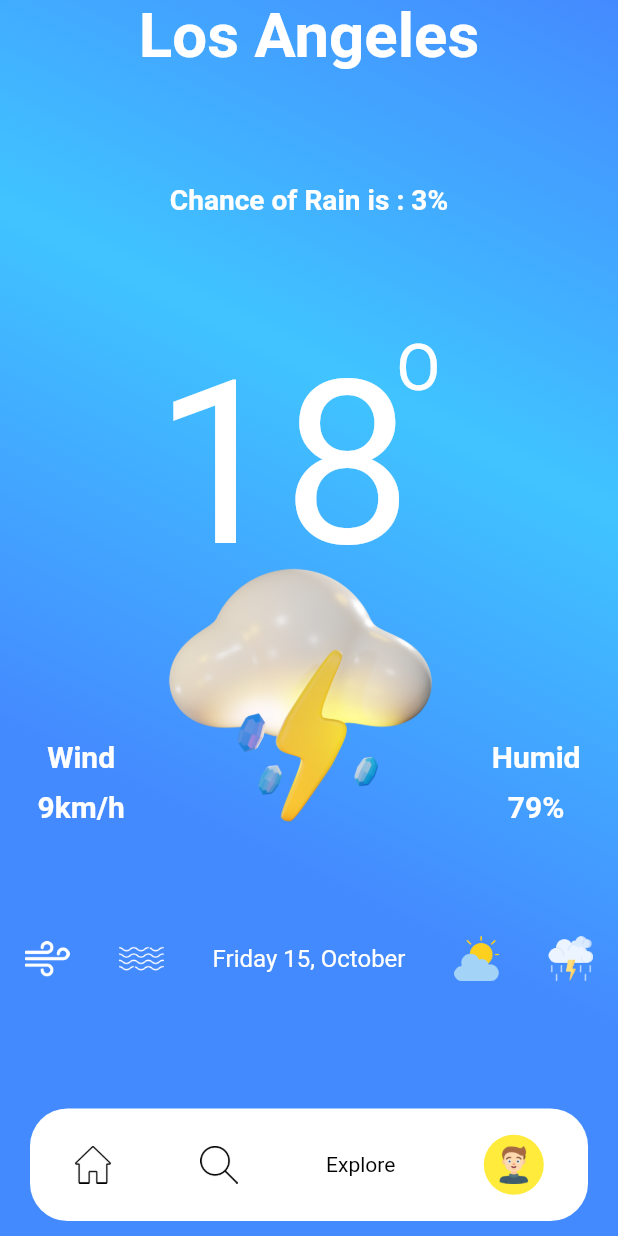
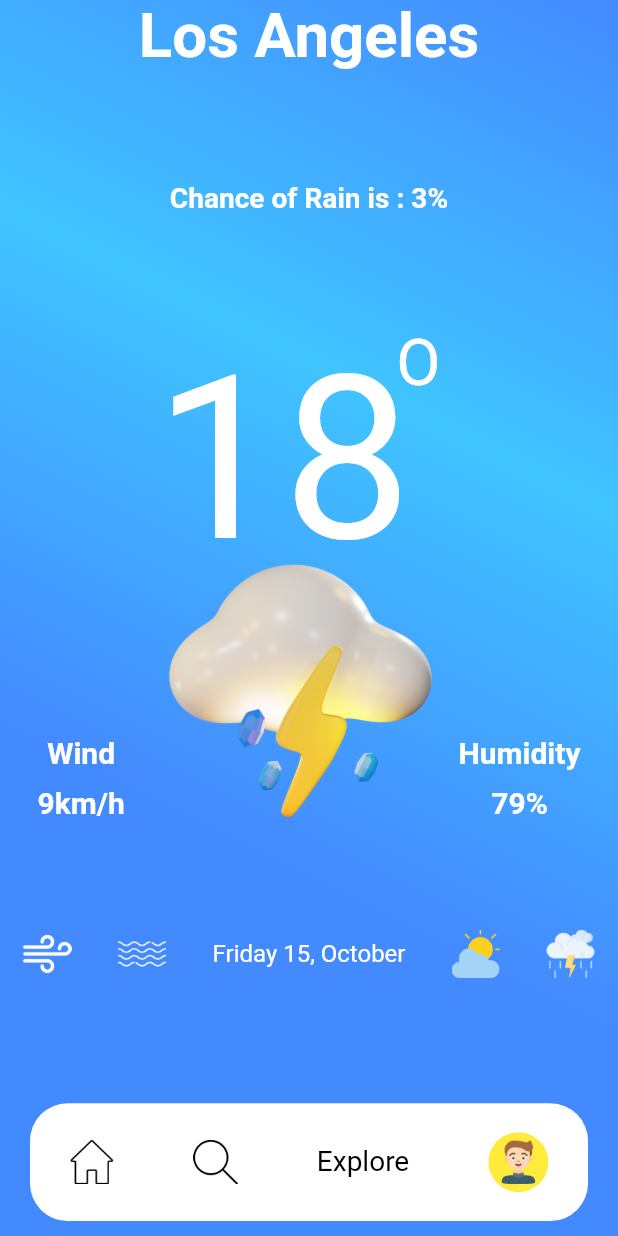
Before and after one commit to preetamvarun/weather-app, a Flutter app: the screen it shows after launch, on a phone screen of 412 x 824 dp. Run offline on Flutter 3.47's test engine with Material 2 defaults, Android fonts, the phone set to English and light mode, and no system bars.

Commit message:
make explore screen responsive(Graph section is not yet added)

```diff
--- a/lib/screens/ExploreScreen/explore-screen.dart
+++ b/lib/screens/ExploreScreen/explore-screen.dart
@@ -83,7 +83,7 @@ class Screen1 extends StatelessWidget {
                         bottom: 0,
                         child: Padding(
                           padding: const EdgeInsets.only(right: 25.0),
-                          child: WindHumidColumn(text: "Humid", measure: "79%",)
+                          child: WindHumidColumn(text: "Humidity", measure: "79%",)
                         ),
                       ),
                     ],
@@ -95,13 +95,13 @@ class Screen1 extends StatelessWidget {
                 children: [
                   Image(
                     image: AssetImage('images/wind.png'),
-                    height : 30.0,
+                    height : deviceHeight/25.5,
                     color: Colors.white,
                   ),
                   Image(
                     image: AssetImage('images/waves.png'),
                     color: Colors.white,
-                    height : 30.0,
+                    height : deviceHeight/25.5,
                   ),
                   Text(
                     "Friday 15, October",
@@ -112,11 +112,11 @@ class Screen1 extends StatelessWidget {
                   ),
                   Image(
                     image: AssetImage('images/cloudy.png'),
-                    height : 30.0,
+                    height : deviceHeight/25.5,
                   ),
                   Image(
                     image: AssetImage('images/storm.png'),
-                    height : 30.0,
+                    height : deviceHeight/25.5,
                   ),
                 ],
               ),
@@ -127,31 +127,34 @@ class Screen1 extends StatelessWidget {
                     color: Colors.white,
                     borderRadius: BorderRadius.circular(25.0),
                   ),
-                  height: 75.0,
-                  child: Row(
+                  height : deviceHeight/10.5,
+                  child: LayoutBuilder(
+                    builder: (context,constraints) => Row(
                       mainAxisAlignment: MainAxisAlignment.spaceAround,
                       children: [
                         Image(
                           image: AssetImage('images/home.png'),
-                        height : 25.0,
+                          height : constraints.maxHeight/2.65,
                         ),Image(
                           image: AssetImage('images/search.png'),
-                        height : 25.0,
+                          height : constraints.maxHeight/2.65,
                         ),
                         Text(
                           "Explore",
                           style: TextStyle(
                             color: Colors.black,
+                            fontSize: constraints.maxHeight/4.2,
                           ),
                         ),
                         CircleAvatar(
                           backgroundColor: Colors.yellow,
                           child: Image(
                             image: AssetImage('images/model.png'),
-                          height : 25.0,
+                            height : constraints.maxHeight/2.65,
                           ),
                         )
                       ],
+                    ),
                   ),
                 ),
               ),
```
Lines whose indentation alone changed are shown as unchanged.
